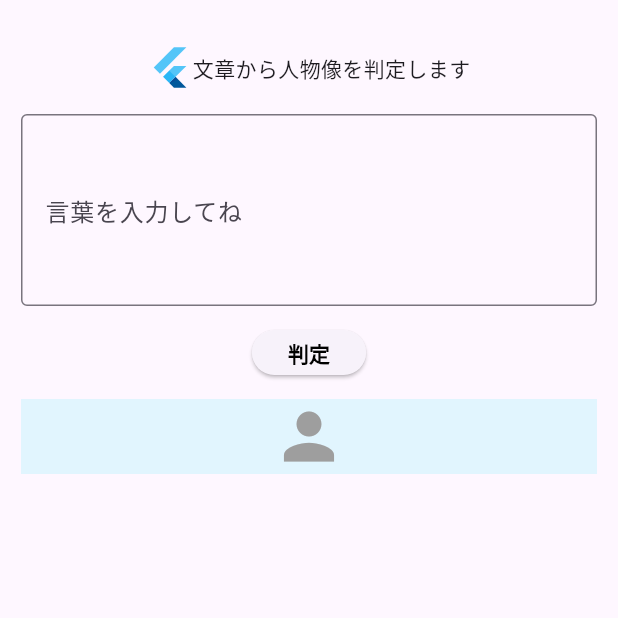
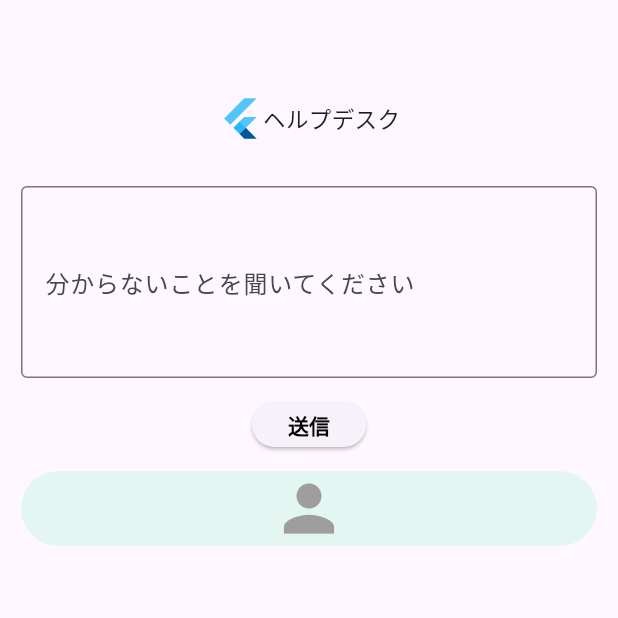
Before and after one commit to k-0107/gemini, a Flutter app: the screen it shows after launch, on a phone screen of 412 x 824 dp, the top half of it. Run offline on Flutter 3.47's test engine with Material 3 defaults, Android fonts, the phone set to English and light mode, and no system bars; our stand-ins replace flutter_hooks, flutter_riverpod, google_fonts, riverpod_annotation; generated files the repository leaves out were written again.

Commit message:
UI変更

```diff
--- a/lib/ui/judge_x_page.dart
+++ b/lib/ui/judge_x_page.dart
@@ -17,7 +17,7 @@ class JudgeXPage extends HookWidget {
             children: [
               const SizedBox(
                 child: Padding(
-                  padding: EdgeInsets.all(16.0),
+                  padding: EdgeInsets.fromLTRB(0, 50, 0, 30),
                   child: Row(
                     mainAxisAlignment: MainAxisAlignment.center,
                     children: [
@@ -26,7 +26,10 @@ class JudgeXPage extends HookWidget {
                         height: 30,
                         child: FlutterLogo(),
                       ),
-                      Text('文章から人物像を判定します')
+                      Text(
+                        'ヘルプデスク',
+                        style: TextStyle(fontSize: 15),
+                      )
                     ],
                   ),
                 ),
@@ -47,7 +50,10 @@ class JudgeXPage extends HookWidget {
               SizedBox(
                 child: Expanded(
                   child: Container(
-                    color: Colors.lightBlue[50],
+                    decoration: BoxDecoration(
+                      borderRadius: BorderRadius.circular(25),
+                      color: const Color.fromARGB(255, 228, 246, 241),
+                    ),
                     alignment: Alignment.center,
                     child: const PersonChar(),
                   ),
--- a/lib/view_model/judge_x_view_model.dart
+++ b/lib/view_model/judge_x_view_model.dart
@@ -17,7 +17,7 @@ class PostInputField extends StatelessWidget {
       keyboardType: TextInputType.multiline,
       maxLines: 4,
       decoration: const InputDecoration(
-        labelText: '言葉を入力してね',
+        labelText: '分からないことを聞いてください',
         focusedBorder: OutlineInputBorder(
           borderSide: BorderSide(width: 2, color: Colors.blue),
         ),
@@ -43,7 +43,7 @@ class JudgeButton extends ConsumerWidget {
         await notifire.judge(controller.text);
       },
       child: Text(
-        '判定',
+        '送信',
         style: GoogleFonts.kaiseiDecol(
             fontWeight: FontWeight.bold, color: Colors.black),
       ),
```
